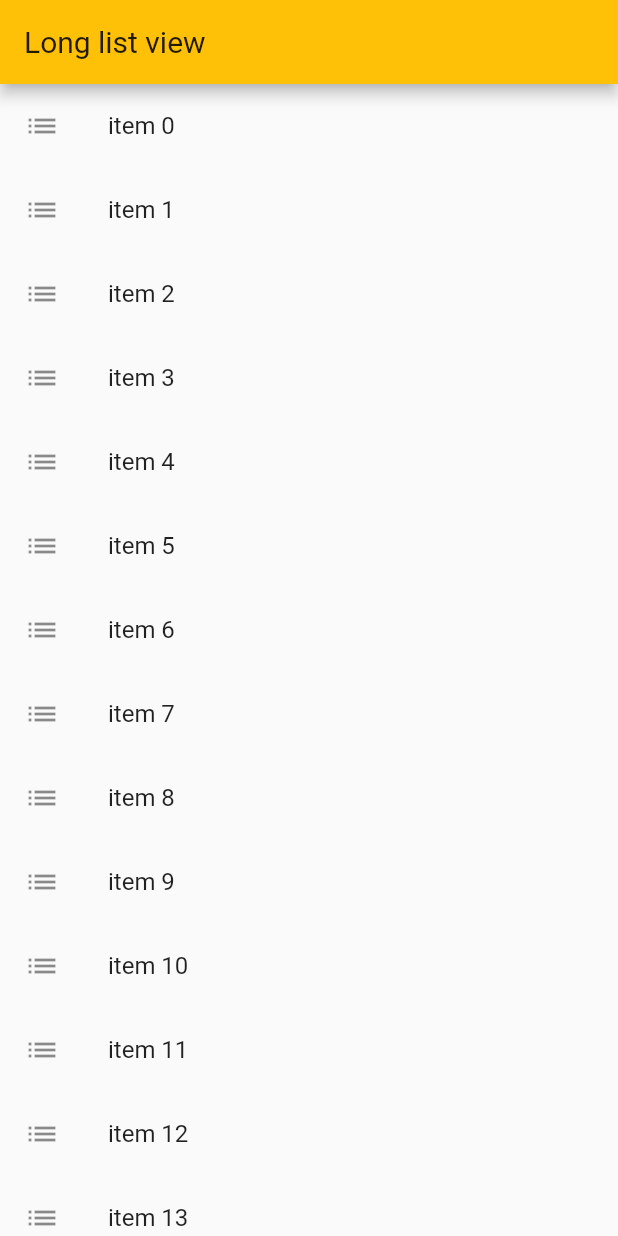
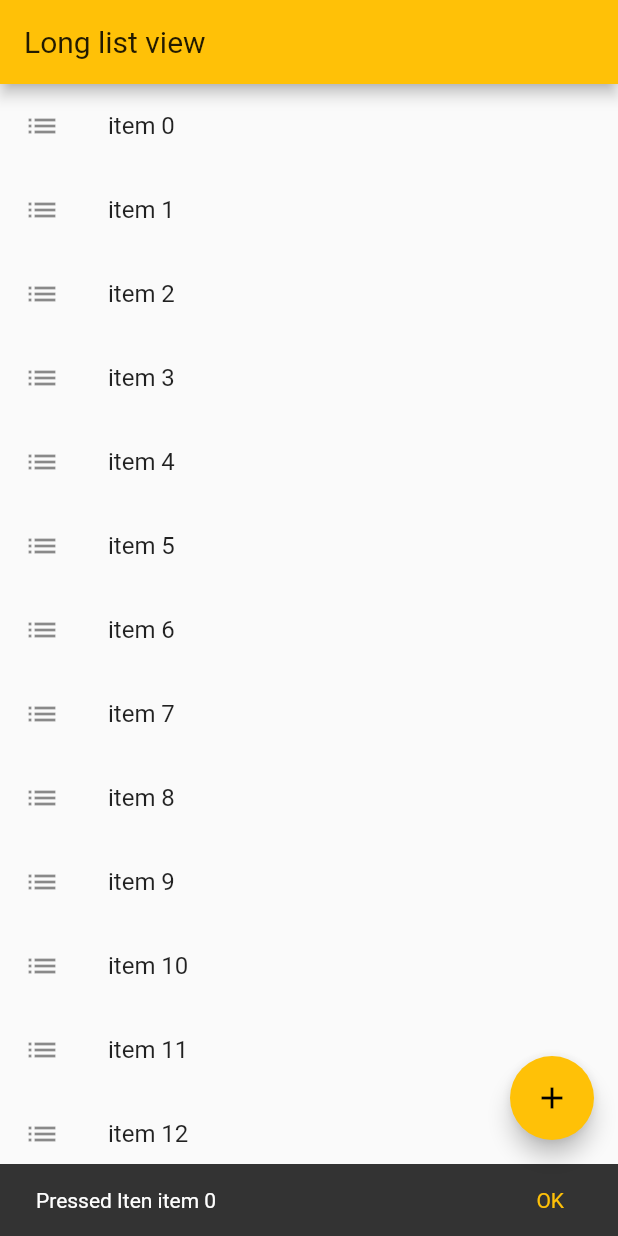
Before and after one commit to mohamedbrahimi/flutter_app, a Flutter app: the screen it shows after launch, after a tap on an icon or button, on a phone screen of 412 x 824 dp. Run offline on Flutter 3.47's test engine with Material 2 defaults, Android fonts, the phone set to English and light mode, and no system bars.

Commit message:
added scaffold snack bar.

```diff
--- a/flutter_app/lib/app_screens/home_3.dart
+++ b/flutter_app/lib/app_screens/home_3.dart
@@ -10,33 +10,49 @@ class Home3 extends StatelessWidget {
           // margin: EdgeInsets.only(left: 35.0, top: 50),
           color: Colors.cyan,
           child: Scaffold(
-            appBar: AppBar(
-              title: Text("Long list view")
+            appBar: AppBar(title: Text("Long list view")),
+            body: getListView(),
+            floatingActionButton: FloatingActionButton(
+              onPressed: () {
+                debugPrint("press floating button");
+              },
+              child: Icon(Icons.add),
+              tooltip: 'Add One more Item',
             ),
-            body: getListView(),
-          )
-      ),
+          )),
     );
   }
 
+  void showSnackBar(BuildContext context, String text) {
+    var snackBar = SnackBar(
+      content: Text("Pressed Iten $text"),
+      action: SnackBarAction(
+          label: "OK",
+          onPressed: (){
+            debugPrint("Pressen Snack Bar Action");
+          }),
+    );
+    Scaffold.of(context).showSnackBar(snackBar);
+  }
+
   List<String> getListElement() {
-    var items = List<String>.generate(50, (counter)=> "item $counter");
+    var items = List<String>.generate(50, (counter) => "item $counter");
     return items;
   }
 
   Widget getListView() {
     var listItems = getListElement();
     var listView = ListView.builder(
+        itemCount: listItems.length,
         itemBuilder: (context, index) {
           return ListTile(
             leading: Icon(Icons.list),
             title: Text(listItems[index]),
             onTap: () {
-              debugPrint('pressed item $index');
+              showSnackBar(context, listItems[index]);
             },
           );
-        }
-    );
+        });
 
     return listView;
   }
```
